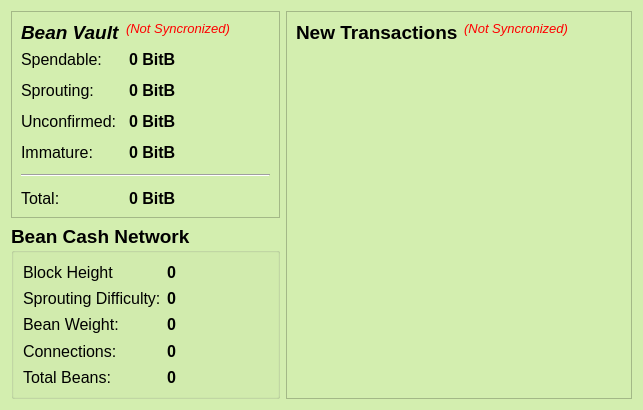
teambean/BeanCash, file src/qt/forms/overviewpage.ui: the form before one commit.
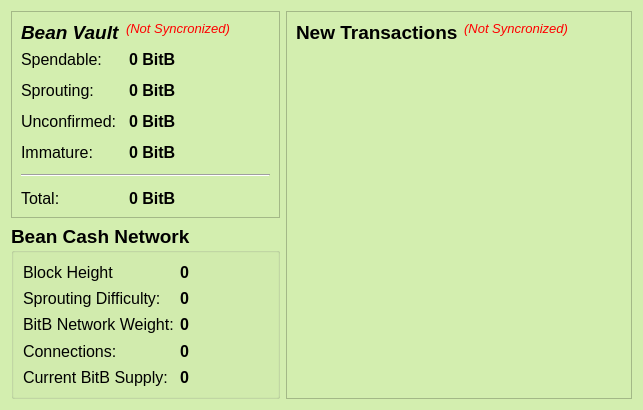
The form after the commit. Icons and pictures are not drawn.

```diff
--- a/src/qt/forms/overviewpage.ui
+++ b/src/qt/forms/overviewpage.ui
@@ -635,7 +635,7 @@
            </font>
           </property>
           <property name="text">
-           <string>Bean Weight:</string>
+           <string>BitB Network Weight:</string>
           </property>
          </widget>
         </item>
@@ -693,7 +693,7 @@
            </font>
           </property>
           <property name="text">
-           <string>Total Beans:</string>
+           <string>Current BitB Supply:</string>
           </property>
          </widget>
         </item>
```
